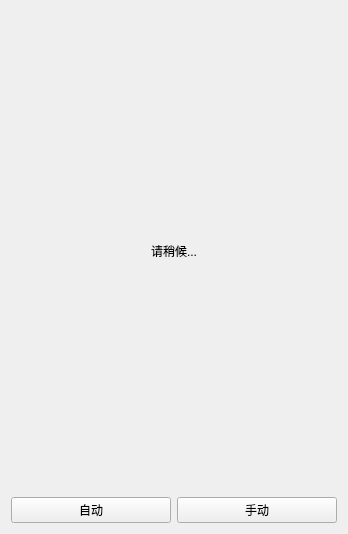
qianmang2/WXJump, file WxJump/WxJump.ui: the form before one commit.
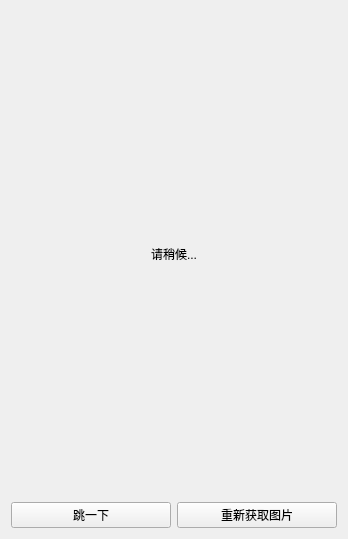
The form after the commit.

```diff
--- a/WxJump/WxJump.ui
+++ b/WxJump/WxJump.ui
@@ -7,7 +7,7 @@
     <x>0</x>
     <y>0</y>
     <width>348</width>
-    <height>482</height>
+    <height>539</height>
    </rect>
   </property>
   <property name="windowTitle">
@@ -19,14 +19,14 @@
      <item row="1" column="0">
       <widget class="QPushButton" name="autoJump">
        <property name="text">
-        <string>自动</string>
+        <string>跳一下</string>
        </property>
       </widget>
      </item>
      <item row="1" column="1">
       <widget class="QPushButton" name="manualJump">
        <property name="text">
-        <string>手动</string>
+        <string>重新获取图片</string>
        </property>
       </widget>
      </item>
```
